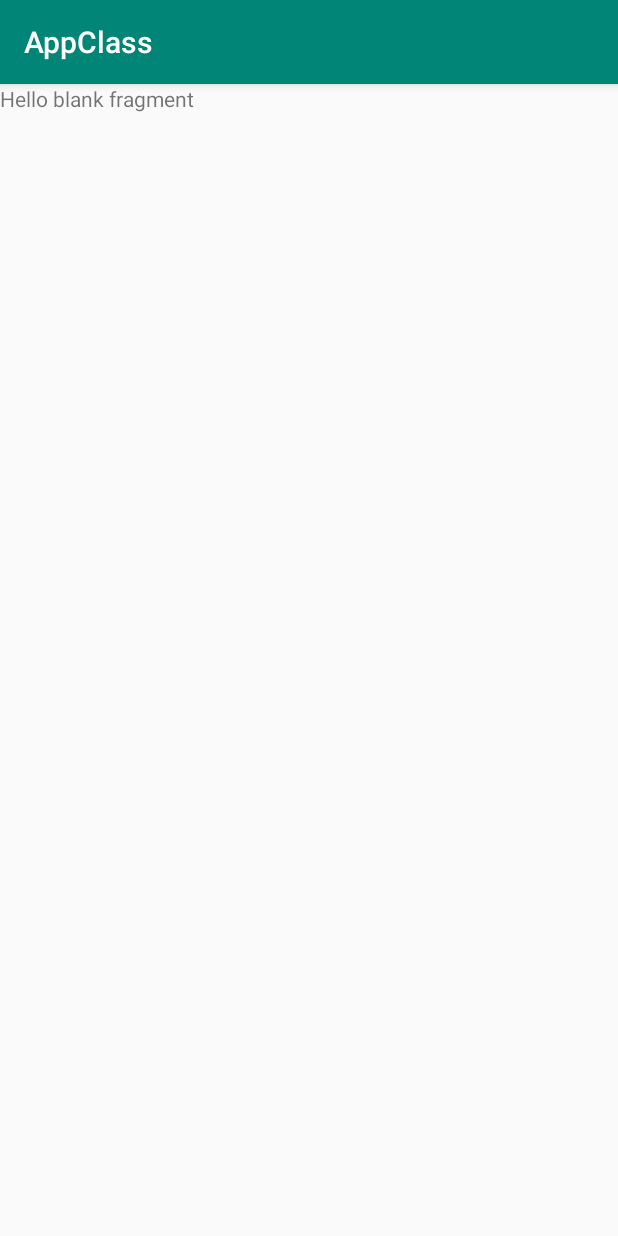
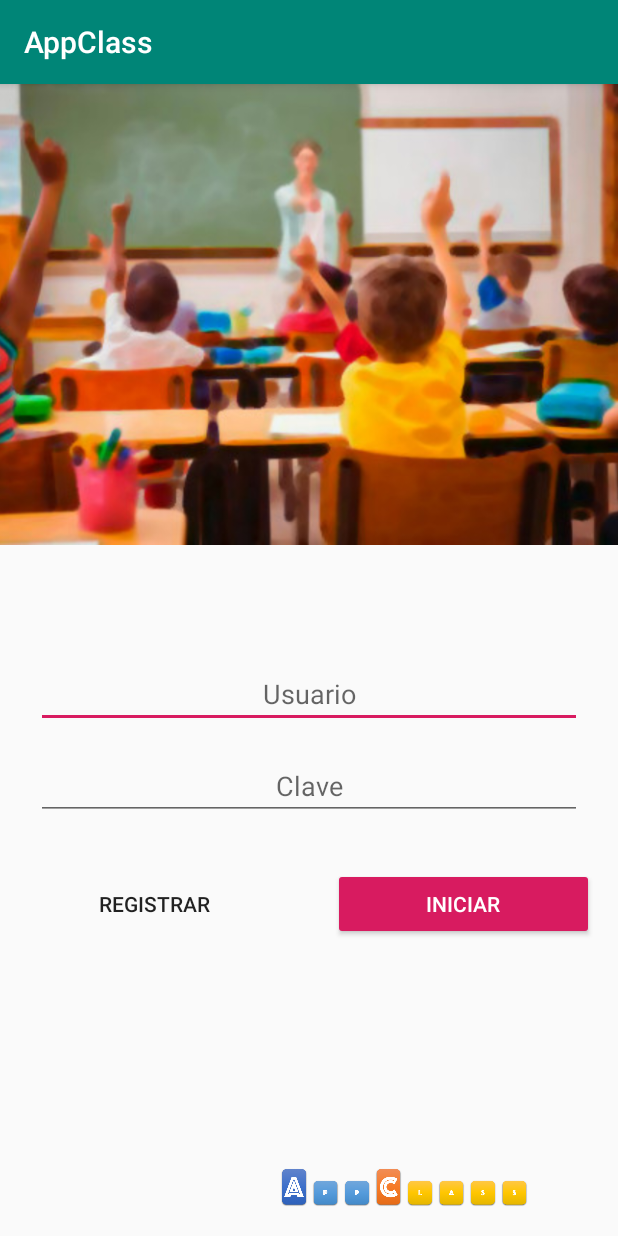
Before and after one commit to rloaeza/Android-AppClass-Kotlin, an Android app: the fragment InicioSesion shown on its own in the app's theme, on a phone screen of 412 x 824 dp. Run offline under Robolectric (Android 15) with nearby library versions, the phone set to English and light mode, and no system bars.

Commit message:
Layout Inicio Sesion

```diff
--- a/app/src/main/res/layout/fragment_inicio_sesion.xml
+++ b/app/src/main/res/layout/fragment_inicio_sesion.xml
@@ -1,14 +1,114 @@
 <?xml version="1.0" encoding="utf-8"?>
 <FrameLayout xmlns:android="http://schemas.android.com/apk/res/android"
+    xmlns:app="http://schemas.android.com/apk/res-auto"
     xmlns:tools="http://schemas.android.com/tools"
     android:layout_width="match_parent"
     android:layout_height="match_parent"
     tools:context=".InicioSesion">
 
-    <!-- TODO: Update blank fragment layout -->
-    <TextView
+    <androidx.constraintlayout.widget.ConstraintLayout
         android:layout_width="match_parent"
-        android:layout_height="match_parent"
-        android:text="@string/hello_blank_fragment" />
+        android:layout_height="match_parent">
 
+        <androidx.constraintlayout.widget.Guideline
+            android:id="@+id/guideline"
+            android:layout_width="wrap_content"
+            android:layout_height="wrap_content"
+            android:orientation="horizontal"
+            app:layout_constraintGuide_percent=".4" />
+
+        <ImageView
+            android:id="@+id/imageView"
+            android:layout_width="0dp"
+            android:layout_height="0dp"
+            android:scaleType="centerCrop"
+            android:src="@drawable/login_1"
+            app:layout_constraintBottom_toTopOf="@+id/guideline"
+            app:layout_constraintEnd_toEndOf="parent"
+            app:layout_constraintStart_toStartOf="parent"
+            app:layout_constraintTop_toTopOf="parent" />
+
+        <androidx.constraintlayout.widget.Guideline
+            android:id="@+id/guideline3"
+            android:layout_width="wrap_content"
+            android:layout_height="wrap_content"
+            android:orientation="horizontal"
+            app:layout_constraintGuide_percent=".5" />
+
+        <EditText
+            android:id="@+id/editText"
+            android:layout_width="0dp"
+            android:layout_height="wrap_content"
+            android:layout_marginStart="24dp"
+            android:layout_marginEnd="24dp"
+            android:contentDescription="@string/hint_login_user"
+            android:ems="10"
+            android:gravity="center"
+            android:hint="@string/hint_login_user"
+            android:inputType="textPersonName"
+            app:layout_constraintEnd_toEndOf="parent"
+            app:layout_constraintStart_toStartOf="parent"
+            app:layout_constraintTop_toTopOf="@+id/guideline3" />
+
+        <EditText
+            android:id="@+id/editText2"
+            android:layout_width="0dp"
+            android:layout_height="wrap_content"
+            android:layout_marginStart="24dp"
+            android:layout_marginTop="16dp"
+            android:layout_marginEnd="24dp"
+            android:contentDescription="@string/hint_login_password"
+            android:ems="10"
+            android:gravity="center"
+            android:hint="@string/hint_login_password"
+            android:inputType="textPassword"
+            app:layout_constraintEnd_toEndOf="parent"
+            app:layout_constraintStart_toStartOf="parent"
+            app:layout_constraintTop_toBottomOf="@+id/editText" />
+
+        <Button
+            android:id="@+id/button"
+            style="@style/Widget.AppCompat.Button.Colored"
+            android:layout_width="0dp"
+            android:layout_height="wrap_content"
+            android:layout_marginStart="16dp"
+            android:layout_marginTop="32dp"
+            android:layout_marginEnd="16dp"
+            android:text="@string/login"
+            app:layout_constraintEnd_toEndOf="parent"
+            app:layout_constraintStart_toStartOf="@+id/guideline2"
+            app:layout_constraintTop_toBottomOf="@+id/editText2" />
+
+        <Button
+            android:id="@+id/button2"
+            style="@style/Widget.AppCompat.Button.Borderless"
+            android:layout_width="0dp"
+            android:layout_height="wrap_content"
+            android:layout_marginStart="16dp"
+            android:layout_marginTop="32dp"
+            android:layout_marginEnd="16dp"
+            android:text="@string/register"
+            app:layout_constraintEnd_toStartOf="@+id/guideline2"
+            app:layout_constraintStart_toStartOf="parent"
+            app:layout_constraintTop_toBottomOf="@+id/editText2" />
+
+        <androidx.constraintlayout.widget.Guideline
+            android:id="@+id/guideline2"
+            android:layout_width="wrap_content"
+            android:layout_height="wrap_content"
+            android:orientation="vertical"
+            app:layout_constraintGuide_percent=".5" />
+
+        <ImageView
+            android:id="@+id/imageView3"
+            android:layout_width="279dp"
+            android:layout_height="43dp"
+            android:layout_marginEnd="8dp"
+            android:layout_marginBottom="8dp"
+            android:scaleType="fitCenter"
+            android:src="@drawable/appclass"
+            app:layout_constraintBottom_toBottomOf="parent"
+            app:layout_constraintEnd_toEndOf="parent" />
+
+    </androidx.constraintlayout.widget.ConstraintLayout>
 </FrameLayout>
--- a/app/src/main/res/values/strings.xml
+++ b/app/src/main/res/values/strings.xml
@@ -3,4 +3,8 @@
 
     <!-- TODO: Remove or change this placeholder text -->
     <string name="hello_blank_fragment">Hello blank fragment</string>
+    <string name="hint_login_user">Usuario</string>
+    <string name="hint_login_password">Clave</string>
+    <string name="login">Iniciar</string>
+    <string name="register">Registrar</string>
 </resources>
```
Also changed, not shown: app/src/main/res/drawable/appclass.png (added), app/src/main/res/drawable/login_1.jpg (added).
